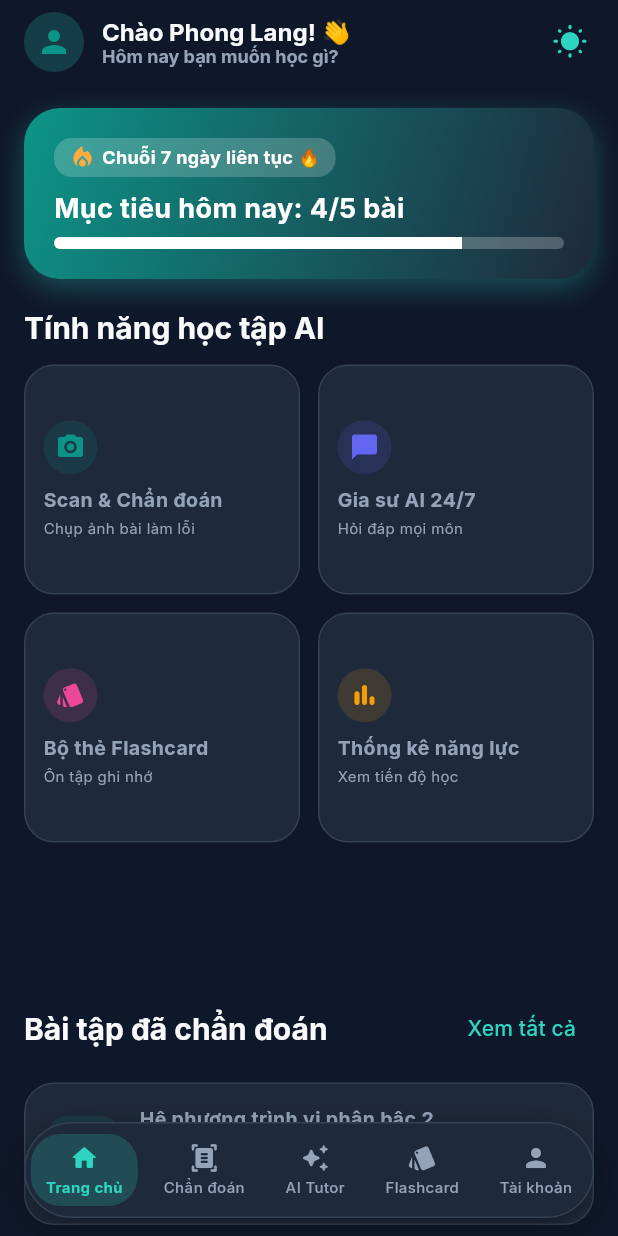
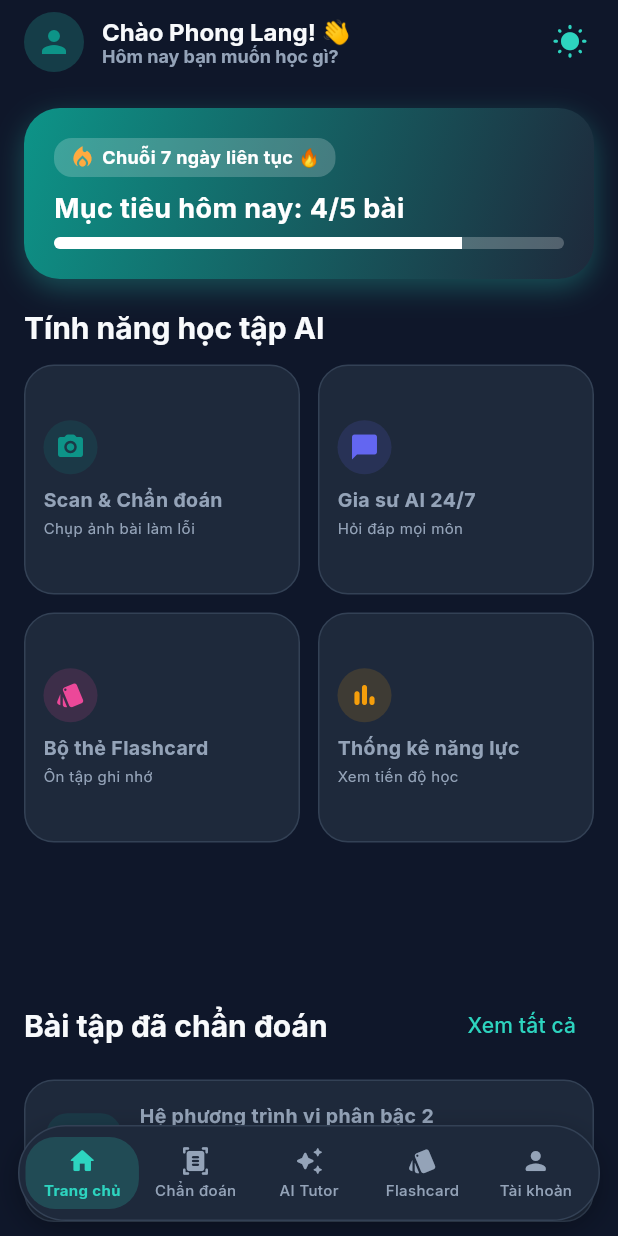
Before and after one commit to PL21zzz/OmniSolveAI, a Flutter app: the screen it shows after launch, on a phone screen of 412 x 824 dp. Run offline on Flutter 3.47's test engine with Material 3 defaults, Android fonts, the phone set to English and light mode, and no system bars; drawn by our look-alikes of flutter_animate; our stand-ins replace fl_chart, flutter_riverpod, google_fonts, google_generative_ai, image_picker, shared_preferences.

Commit message:
fix: wrap bottom navigation bar items in Expanded and FittedBox to fix item overflow

```diff
--- a/lib/features/home/presentation/main_wrapper.dart
+++ b/lib/features/home/presentation/main_wrapper.dart
@@ -26,15 +26,16 @@ class MainWrapper extends ConsumerWidget {
     ];
 
     return Scaffold(
-      extendBody: true, // Allows content to gracefully scroll behind floating bottom bar
+      extendBody: true,
       body: IndexedStack(
         index: currentIndex,
         children: screens,
       ),
       bottomNavigationBar: SafeArea(
         child: Container(
-          margin: const EdgeInsets.fromLTRB(16, 0, 16, 12),
+          margin: const EdgeInsets.fromLTRB(12, 0, 12, 10),
           height: 64,
+          padding: const EdgeInsets.symmetric(horizontal: 4),
           decoration: BoxDecoration(
             color: isDark ? AppColors.darkSurface : AppColors.lightSurface,
             borderRadius: BorderRadius.circular(32),
@@ -51,42 +52,51 @@ class MainWrapper extends ConsumerWidget {
             ],
           ),
           child: Row(
-            mainAxisAlignment: MainAxisAlignment.spaceAround,
             children: [
-              _NavItem(
+              Expanded(
+                child: _NavItem(
                   index: 0,
                   currentIndex: currentIndex,
                   icon: Icons.home_rounded,
                   label: 'Trang chủ',
                   onTap: () => ref.read(navigationIndexProvider.notifier).state = 0,
                 ),
-              _NavItem(
+              ),
+              Expanded(
+                child: _NavItem(
                   index: 1,
                   currentIndex: currentIndex,
                   icon: Icons.document_scanner_rounded,
                   label: 'Chẩn đoán',
                   onTap: () => ref.read(navigationIndexProvider.notifier).state = 1,
                 ),
-              _NavItem(
+              ),
+              Expanded(
+                child: _NavItem(
                   index: 2,
                   currentIndex: currentIndex,
                   icon: Icons.auto_awesome_rounded,
                   label: 'AI Tutor',
                   onTap: () => ref.read(navigationIndexProvider.notifier).state = 2,
                 ),
-              _NavItem(
+              ),
+              Expanded(
+                child: _NavItem(
                   index: 3,
                   currentIndex: currentIndex,
                   icon: Icons.style_rounded,
                   label: 'Flashcard',
                   onTap: () => ref.read(navigationIndexProvider.notifier).state = 3,
                 ),
-              _NavItem(
+              ),
+              Expanded(
+                child: _NavItem(
                   index: 4,
                   currentIndex: currentIndex,
                   icon: Icons.person_rounded,
                   label: 'Tài khoản',
                   onTap: () => ref.read(navigationIndexProvider.notifier).state = 4,
+                ),
               ),
             ],
           ),
@@ -123,7 +133,7 @@ class _NavItem extends StatelessWidget {
       child: AnimatedContainer(
         duration: const Duration(milliseconds: 200),
         curve: Curves.easeInOut,
-        padding: const EdgeInsets.symmetric(horizontal: 10, vertical: 6),
+        padding: const EdgeInsets.symmetric(horizontal: 2, vertical: 6),
         decoration: isSelected
             ? BoxDecoration(
                 color: primaryColor.withValues(alpha: isDark ? 0.2 : 0.12),
@@ -142,8 +152,11 @@ class _NavItem extends StatelessWidget {
                   : (isDark ? AppColors.darkTextSecondary : AppColors.lightTextSecondary),
             ),
             const SizedBox(height: 2),
-            Text(
+            FittedBox(
+              fit: BoxFit.scaleDown,
+              child: Text(
                 label,
+                maxLines: 1,
                 style: TextStyle(
                   fontSize: 10,
                   fontWeight: isSelected ? FontWeight.w700 : FontWeight.w500,
@@ -152,6 +165,7 @@ class _NavItem extends StatelessWidget {
                       : (isDark ? AppColors.darkTextSecondary : AppColors.lightTextSecondary),
                 ),
               ),
+            ),
           ],
         ),
       ),
```
Lines whose indentation alone changed are shown as unchanged.
